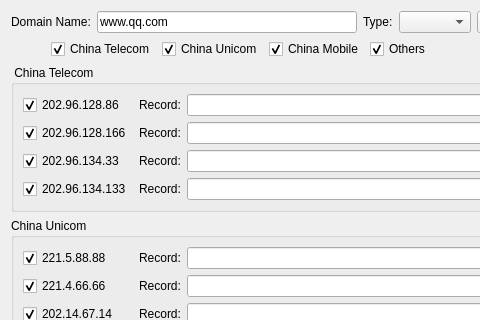
Above: APP/src/plugins/dnslookup/dnslookup.ui from RallyWRT/qtapplications before the change; both pictures show x 0 to 480 and y 0 to 320 of the 568 by 751 pixel window. Below: the same form after it.
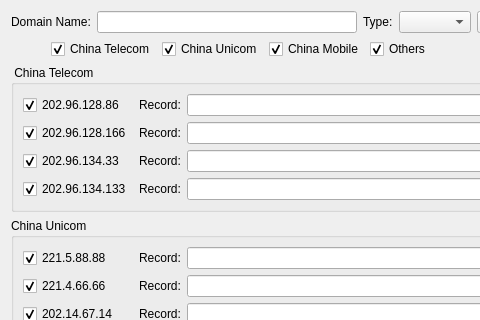
That is the form after the change.

Patch:
```diff
--- a/APP/src/plugins/dnslookup/dnslookup.ui
+++ b/APP/src/plugins/dnslookup/dnslookup.ui
@@ -31,7 +31,7 @@
        <item>
         <widget class="QLineEdit" name="lineEditDomainName">
          <property name="text">
-          <string>www.qq.com</string>
+          <string/>
          </property>
         </widget>
        </item>
```
